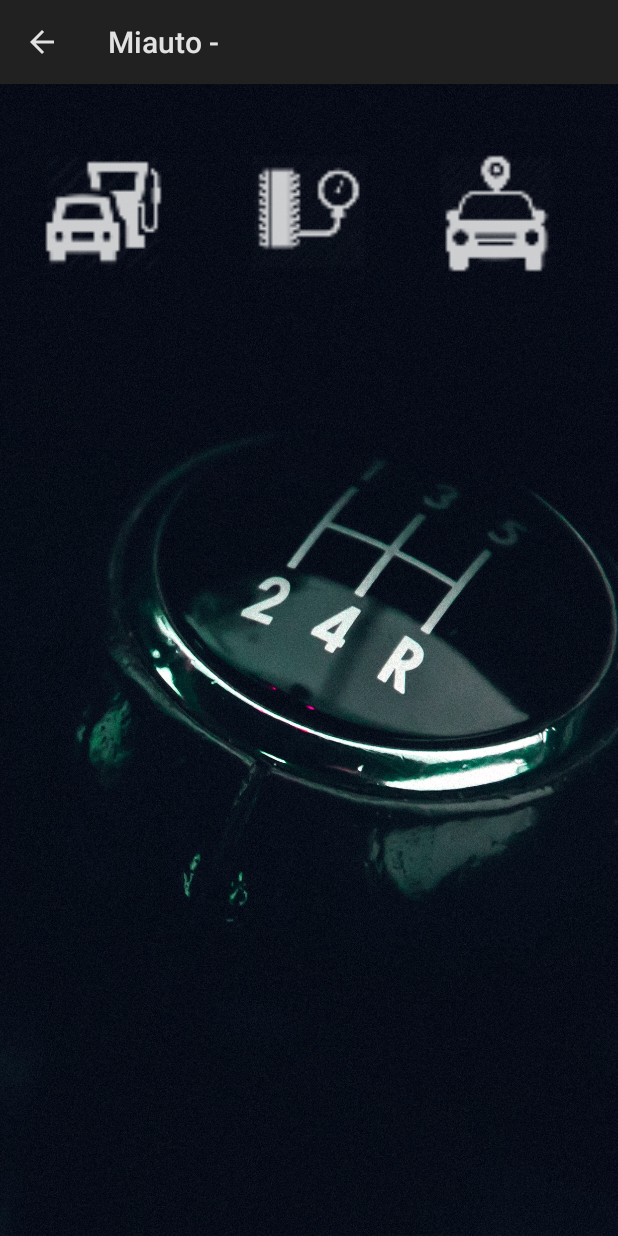
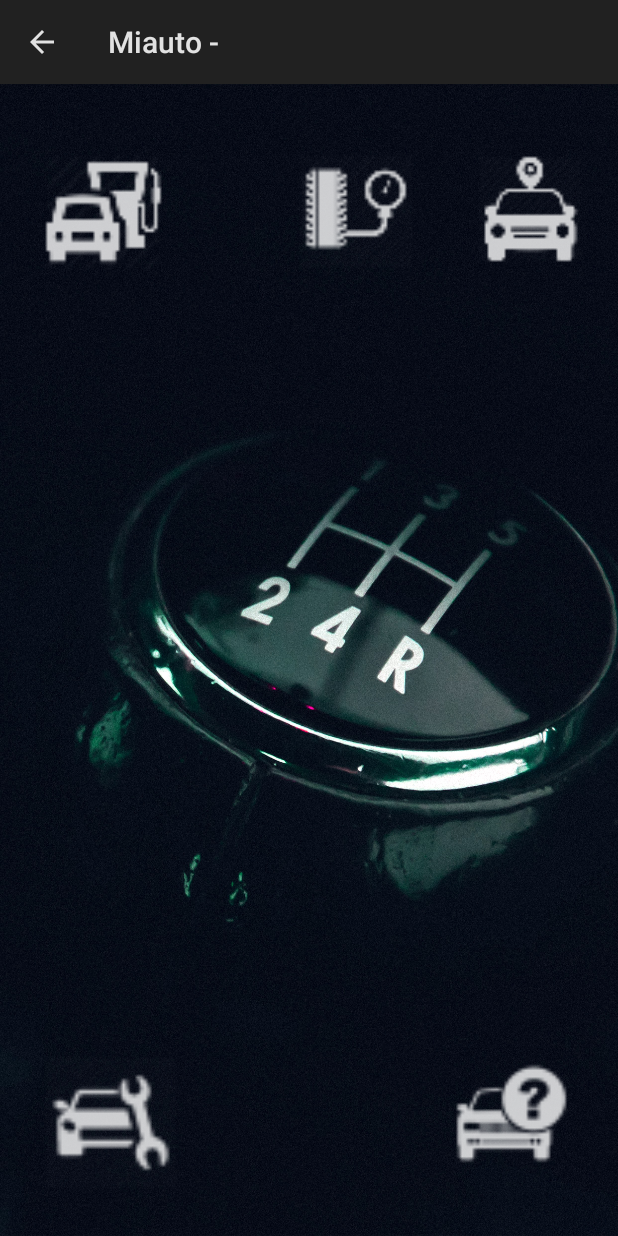
Before and after one commit to nicobiyi/Miauto, an Android app: the MenuActivity screen opened directly, with no data from a screen before it, on a phone screen of 412 x 824 dp. Run offline under Robolectric (Android 15) with nearby library versions, the phone set to English and light mode, and no system bars.

Commit message:
mas botones

```diff
--- a/app/src/main/java/com/example/nicolas/miauto/Activities/MenuActivity.java
+++ b/app/src/main/java/com/example/nicolas/miauto/Activities/MenuActivity.java
@@ -24,6 +24,8 @@ public class MenuActivity extends Activity {
     ImageView btnEstacionamiento;
     ImageView btnCombustible;
     ImageView btnNeumaticos;
+    ImageView btnInfoAuto;
+    ImageView btnService;
     private static baseDatos carsHelper;
     private static SQLiteDatabase bd;
     private boolean error = false;
@@ -42,6 +44,8 @@ public class MenuActivity extends Activity {
         btnEstacionamiento = (ImageView) findViewById(R.id.btnEstacionamiento);
         btnCombustible = (ImageView) findViewById(R.id.btnCombustible);
         btnNeumaticos = (ImageView) findViewById(R.id.btnNeumaticos);
+        btnService = (ImageView) findViewById(R.id.btnService);
+        btnInfoAuto = (ImageView) findViewById(R.id.btnInfoAuto);
 
         getActionBar().setDisplayHomeAsUpEnabled(true);
         btnEstacionamiento.setOnClickListener(new View.OnClickListener() {
@@ -65,7 +69,20 @@ public class MenuActivity extends Activity {
                 startActivity(intent);
             }
         });
+        btnService.setOnClickListener(new View.OnClickListener() {
+            @Override
+            public void onClick(View v) {
+
+            }
+        });
+        btnInfoAuto.setOnClickListener(new View.OnClickListener() {
+            @Override
+            public void onClick(View v) {
+
+            }
+        });
         actualizarKm();
+
     }
 
     @Override
--- a/app/src/main/res/layout/activity_menu.xml
+++ b/app/src/main/res/layout/activity_menu.xml
@@ -25,9 +25,9 @@
         android:id="@+id/btnNeumaticos"
         android:layout_width="105dp"
         android:layout_height="99dp"
-        android:layout_alignParentTop="true"
-        android:layout_centerHorizontal="true"
-        android:layout_marginTop="35dp"
+        android:layout_alignParentEnd="true"
+        android:layout_alignTop="@+id/btnCombustible"
+        android:layout_marginEnd="122dp"
         android:src="@drawable/aire"
         android:text="Neumaticos"
         tools:layout_editor_absoluteX="149dp"
@@ -35,13 +35,32 @@
 
     <ImageView
         android:id="@+id/btnEstacionamiento"
-        android:layout_width="101dp"
-        android:layout_height="102dp"
+        android:layout_width="92dp"
+        android:layout_height="96dp"
         android:layout_alignParentEnd="true"
         android:layout_alignTop="@+id/btnCombustible"
-        android:layout_marginEnd="30dp"
+        android:layout_marginEnd="12dp"
         android:src="@drawable/parkin"
         android:text="Estacionamiento"
         tools:layout_editor_absoluteX="129dp"
         tools:layout_editor_absoluteY="306dp" />
+
+    <ImageView
+        android:id="@+id/btnService"
+        android:layout_width="116dp"
+        android:layout_height="115dp"
+        android:layout_alignParentBottom="true"
+        android:layout_alignStart="@+id/btnCombustible"
+        android:layout_marginBottom="18dp"
+        android:src="@drawable/service" />
+
+    <ImageView
+        android:id="@+id/btnInfoAuto"
+        android:layout_width="102dp"
+        android:layout_height="103dp"
+        android:layout_alignTop="@+id/btnService"
+        android:layout_marginStart="-122dp"
+        android:layout_toEndOf="@+id/btnNeumaticos"
+        android:src="@drawable/info" />
+
 </RelativeLayout>
```
Also changed, not shown: app/src/main/res/drawable-hdpi/info.png (added), app/src/main/res/drawable-hdpi/service.png (added), app/src/main/res/drawable-mdpi/info.png (added), app/src/main/res/drawable-mdpi/service.png (added), app/src/main/res/drawable-xhdpi/info.png (added), app/src/main/res/drawable-xhdpi/service.png (added), app/src/main/res/drawable-xxhdpi/info.png (added), app/src/main/res/drawable-xxhdpi/service.png (added).
